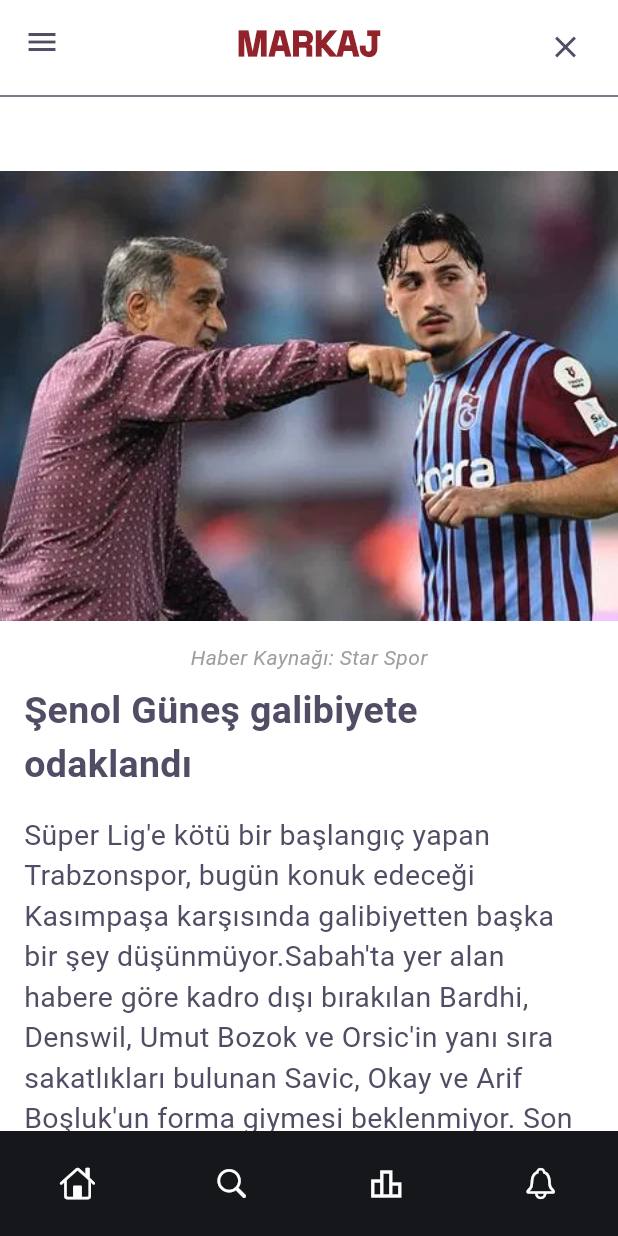
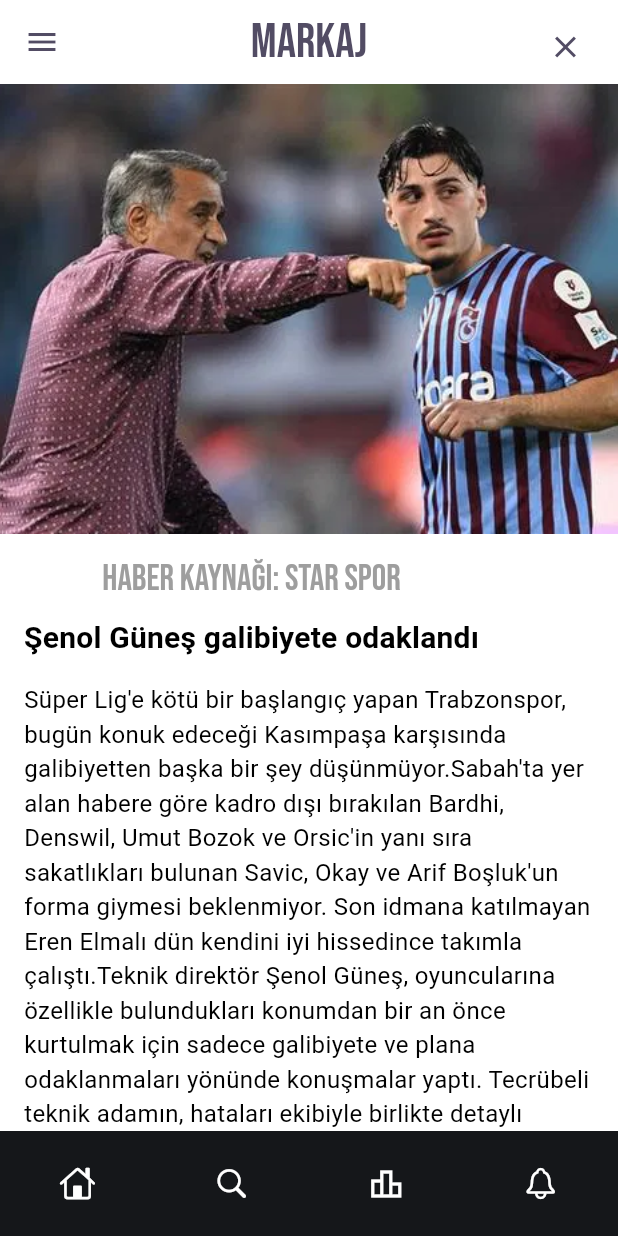
Before and after one commit to Emirhanbgdyc/Markaj_Gazetesi, a Flutter app: the NewsDetailTwoScreen screen opened directly, on a phone screen of 412 x 824 dp. Run offline on Flutter 3.47's test engine with Material 3 defaults, Android fonts, the phone set to English and light mode, and no system bars; our stand-ins replace go_router, google_fonts; Roboto replaces fonts that are missing (Alata).

Commit message:
NEWDETAİLS sayfalarında güncelleme
update

```diff
--- a/lib/screens/News_screens/News_detail_two.dart
+++ b/lib/screens/News_screens/News_detail_two.dart
@@ -23,13 +23,9 @@
           )
         ],
         backgroundColor: Theme.of(context).colorScheme.onError,
-        title: const Text(
+        title: Text(
           "MARKAJ",
-          style: TextStyle(
-            fontWeight: FontWeight.w900,
-            fontSize: 24,
-            color: Color.fromRGBO(146, 35, 42, 1),
-          ),
+          style: Theme.of(context).textTheme.headlineLarge,
         ),
         centerTitle: true,
       ),
@@ -41,81 +37,59 @@
               child: Column(
                 crossAxisAlignment: CrossAxisAlignment.start,
                 children: [
-                  const Divider(),
-                  const Padding(
-                    padding: EdgeInsets.symmetric(horizontal: 16.0),
-                    child: Text(
-                      "",
-                      style: TextStyle(fontSize: 18, fontWeight: FontWeight.bold),
-                      textAlign: TextAlign.left,
+                  Center(
+                    child: Image.asset(
+                      "assets/image/newstwo.webp",
+                      height: 300,
+                      fit: BoxFit.cover,
                     ),
                   ),
-                  const SizedBox(height: 16.0), // Boşluk ekleme
-                  Center(
-                    child: Image.asset(
-                      "assets/image/newstwo.webp", // Resim dosyasını ekleyin
-                      height: 300, // Resim yüksekliği
-                      fit: BoxFit.cover, // Resmi sığdırma
-                    ),
-                  ),
-                  const SizedBox(height: 14.0), // Resim ve metin arasında boşluk
-                  const Padding(
+                  const SizedBox(height: 14.0),
+                   Padding(
                     padding: EdgeInsets.symmetric(horizontal: 16.0),
                     child: Column(
                       children: [
                         Text(
-                          "Haber Kaynağı: Star Spor", // Kaynağınızı buraya yazın
-                          style: TextStyle(
-                            fontSize: 14,
-                            fontStyle: FontStyle.italic, // İtalik stil
-                            color: Colors.grey, // Gri renk
+                          "Haber Kaynağı: Star Spor",
+                          style: Theme.of(context).textTheme.headlineSmall!.copyWith(
+                            color: Colors.grey,
                           ),
-                          textAlign: TextAlign.left, // Sola hizalama
+                          textAlign: TextAlign.left,
                         ),
-                        SizedBox(height: 8.0), // Kaynak ve başlık arasında boşluk
-                        Text("Şenol Güneş galibiyete odaklandı",style: TextStyle(
-                            fontSize: 25,
-                            fontWeight: FontWeight.bold
-                        ),),
+                        SizedBox(height: 8.0),
+                        Text(
+                          "Şenol Güneş galibiyete odaklandı",
+                          style: Theme.of(context).textTheme.titleMedium!.copyWith(
+                            color: Theme.of(context).colorScheme.onSecondary,
+                            fontWeight: FontWeight.bold,
+                            fontSize: 20
+                        ),
+                        ),
                       ],
                     ),
                   ),
-                  const SizedBox(height: 15.0), // Başlık ile haber arasında boşluk
-                  const Padding(
+                  const SizedBox(height: 15.0),
+                   Padding(
                       padding: EdgeInsets.symmetric(horizontal: 16.0),
-                      child: Text("Süper Lig'e kötü bir başlangıç yapan Trabzonspor, bugün konuk edeceği Kasımpaşa karşısında galibiyetten başka bir şey düşünmüyor.Sabah'ta yer alan habere göre kadro dışı bırakılan Bardhi, Denswil, Umut Bozok ve Orsic'in yanı sıra sakatlıkları bulunan Savic, Okay ve Arif Boşluk'un forma giymesi beklenmiyor. Son idmana katılmayan Eren Elmalı dün kendini iyi hissedince takımla çalıştı.Teknik direktör Şenol Güneş, oyuncularına özellikle bulundukları konumdan bir an önce kurtulmak için sadece galibiyete ve plana odaklanmaları yönünde konuşmalar yaptı. Tecrübeli teknik adamın, hataları ekibiyle birlikte detaylı şekilde analiz ettiği, oyun içerisinde yaşanan kopmalar, basit top kayıpları ve yakalanan pozisyonları değerlendirme üzerine özel çalışmalar yaptığı öğrenildi.",style:TextStyle(
-                          fontSize: 19
-                      ) ,)
-                  ),
-                  const Padding(
-                    padding: EdgeInsets.all(17.5),
-                    child: Text("",style: TextStyle(
-                        fontSize: 25,
-                        fontWeight: FontWeight.bold
-                    ),),
-                  ),
-                  const Padding(
-                    padding: EdgeInsets.only(
-                      left:17.5,
-
-                    ),
-                    child: Text("",style: TextStyle(
-                      fontSize: 20,
-
-                    ),),
+                      child: Text("Süper Lig'e kötü bir başlangıç yapan Trabzonspor, bugün konuk edeceği Kasımpaşa karşısında galibiyetten başka bir şey düşünmüyor.Sabah'ta yer alan habere göre kadro dışı bırakılan Bardhi, Denswil, Umut Bozok ve Orsic'in yanı sıra sakatlıkları bulunan Savic, Okay ve Arif Boşluk'un forma giymesi beklenmiyor. Son idmana katılmayan Eren Elmalı dün kendini iyi hissedince takımla çalıştı.Teknik direktör Şenol Güneş, oyuncularına özellikle bulundukları konumdan bir an önce kurtulmak için sadece galibiyete ve plana odaklanmaları yönünde konuşmalar yaptı. Tecrübeli teknik adamın, hataları ekibiyle birlikte detaylı şekilde analiz ettiği, oyun içerisinde yaşanan kopmalar, basit top kayıpları ve yakalanan pozisyonları değerlendirme üzerine özel çalışmalar yaptığı öğrenildi.",
+                        style: Theme.of(context).textTheme.bodyMedium!.copyWith(
+                            color: Theme.of(context).colorScheme.onSecondary,
+                            fontSize: 16
+                      ),
+                      )
                   ),
                   Center(
                     heightFactor: 3,
                     child: ElevatedButton.icon(
                       onPressed: () {
                       },
-                      icon: const Icon(Icons.share, color: Colors.white), // Paylaş simgesi
+                      icon: const Icon(Icons.share, color: Colors.white),
                       label: const Text(
                         "Paylaş",
                         style: TextStyle(color: Colors.white),
                       ),
                       style: ElevatedButton.styleFrom(
-                        backgroundColor: const Color.fromRGBO(21, 23, 26, 1), // Arka plan rengi
+                        backgroundColor: const Color.fromRGBO(21, 23, 26, 1),
                         padding: const EdgeInsets.symmetric(horizontal: 20, vertical: 12),
                       ),
                     ),
```
Also changed, not shown: lib/screens/News_Detail_screen.dart (+0 -9 lines), lib/screens/News_screens/News_detail_one.dart (+31 -58 lines), lib/screens/News_screens/News_detail_three.dart (+25 -46 lines).
